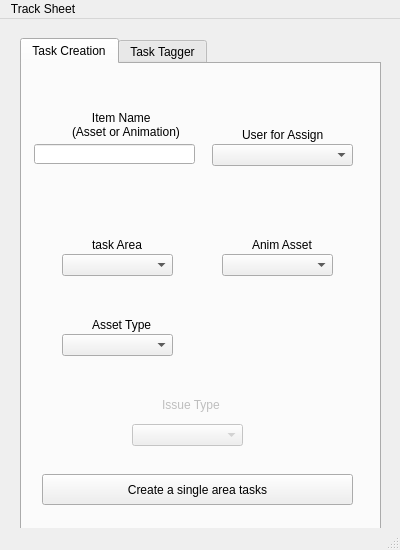
This is manager_tools/task_creation_panel.ui in gastonsbodio/maya_project_manager as Qt 5 draws it before an edit. The edited form follows.
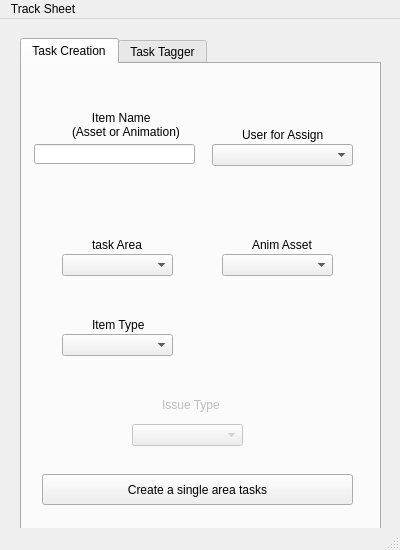
This is the edited form.

```diff
--- a/manager_tools/task_creation_panel.ui
+++ b/manager_tools/task_creation_panel.ui
@@ -190,7 +190,7 @@
        </rect>
       </property>
       <property name="text">
-       <string>Asset Type</string>
+       <string>Item Type</string>
       </property>
      </widget>
     </widget>
```
